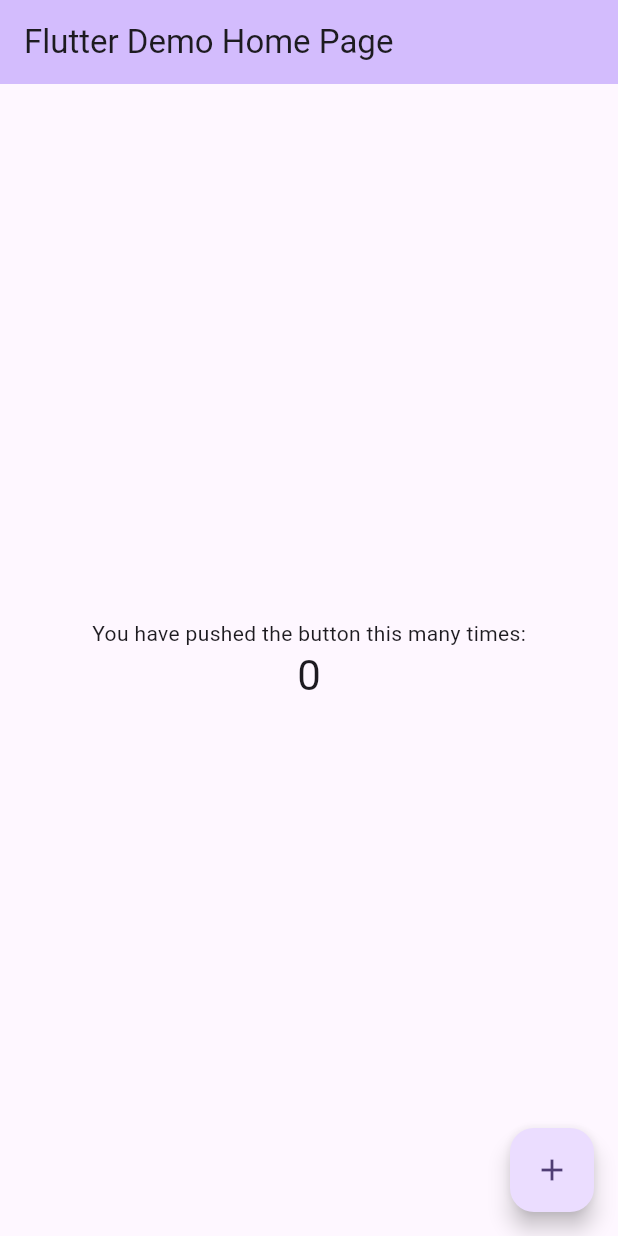
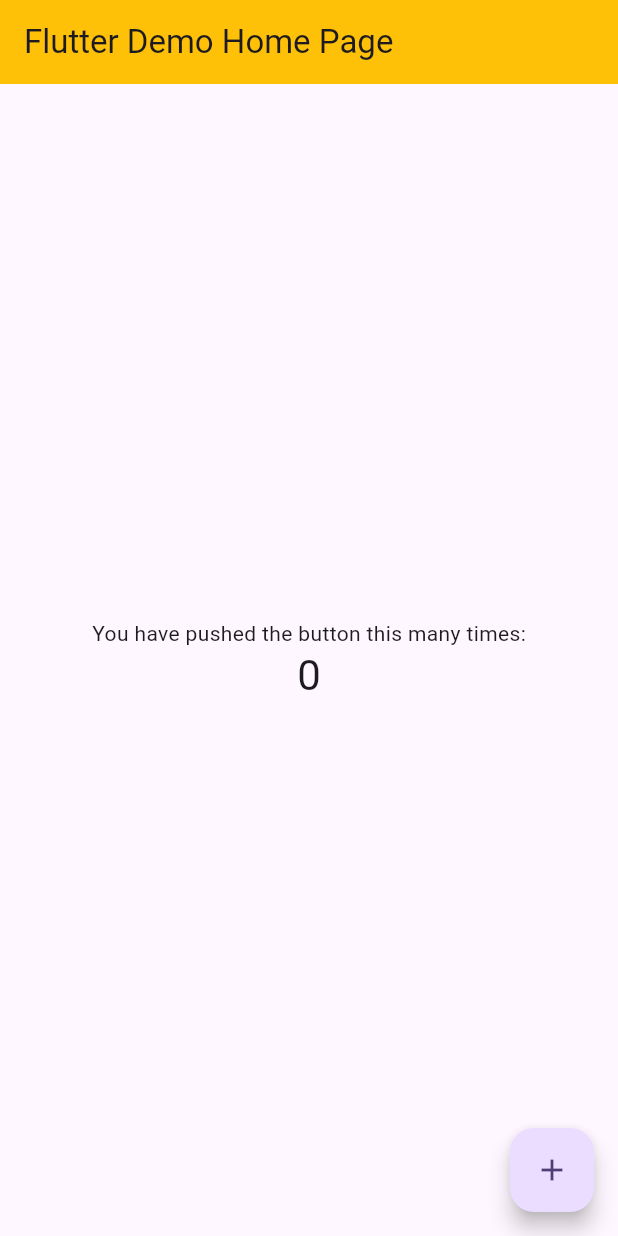
Before and after one commit to R1nneC0de/digital_pet_app, a Flutter app: the screen it shows after launch, on a phone screen of 412 x 824 dp. Run offline on Flutter 3.47's test engine with Material 3 defaults, Android fonts, the phone set to English and light mode, and no system bars.

Commit message:
AppBar color has been changed to amber

```diff
--- a/lib/main.dart
+++ b/lib/main.dart
@@ -7,27 +7,11 @@ void main() {
 class MyApp extends StatelessWidget {
   const MyApp({super.key});
 
-  // This widget is the root of your application.
   @override
   Widget build(BuildContext context) {
     return MaterialApp(
       title: 'Flutter Demo',
       theme: ThemeData(
-        // This is the theme of your application.
-        //
-        // TRY THIS: Try running your application with "flutter run". You'll see
-        // the application has a purple toolbar. Then, without quitting the app,
-        // try changing the seedColor in the colorScheme below to Colors.green
-        // and then invoke "hot reload" (save your changes or press the "hot
-        // reload" button in a Flutter-supported IDE, or press "r" if you used
-        // the command line to start the app).
-        //
-        // Notice that the counter didn't reset back to zero; the application
-        // state is not lost during the reload. To reset the state, use hot
-        // restart instead.
-        //
-        // This works for code too, not just values: Most code changes can be
-        // tested with just a hot reload.
         colorScheme: ColorScheme.fromSeed(seedColor: Colors.deepPurple),
         useMaterial3: true,
       ),
@@ -38,15 +22,6 @@ class MyApp extends StatelessWidget {
 
 class MyHomePage extends StatefulWidget {
   const MyHomePage({super.key, required this.title});
-
-  // This widget is the home page of your application. It is stateful, meaning
-  // that it has a State object (defined below) that contains fields that affect
-  // how it looks.
-
-  // This class is the configuration for the state. It holds the values (in this
-  // case the title) provided by the parent (in this case the App widget) and
-  // used by the build method of the State. Fields in a Widget subclass are
-  // always marked "final".
 
   final String title;
 
@@ -59,51 +34,20 @@ class _MyHomePageState extends State<MyHomePage> {
 
   void _incrementCounter() {
     setState(() {
-      // This call to setState tells the Flutter framework that something has
-      // changed in this State, which causes it to rerun the build method below
-      // so that the display can reflect the updated values. If we changed
-      // _counter without calling setState(), then the build method would not be
-      // called again, and so nothing would appear to happen.
       _counter++;
     });
   }
 
   @override
   Widget build(BuildContext context) {
-    // This method is rerun every time setState is called, for instance as done
-    // by the _incrementCounter method above.
-    //
-    // The Flutter framework has been optimized to make rerunning build methods
-    // fast, so that you can just rebuild anything that needs updating rather
-    // than having to individually change instances of widgets.
     return Scaffold(
       appBar: AppBar(
-        // TRY THIS: Try changing the color here to a specific color (to
-        // Colors.amber, perhaps?) and trigger a hot reload to see the AppBar
-        // change color while the other colors stay the same.
-        backgroundColor: Theme.of(context).colorScheme.inversePrimary,
-        // Here we take the value from the MyHomePage object that was created by
-        // the App.build method, and use it to set our appbar title.
+        backgroundColor: Colors.amber,
         title: Text(widget.title),
       ),
       body: Center(
-        // Center is a layout widget. It takes a single child and positions it
-        // in the middle of the parent.
         child: Column(
-          // Column is also a layout widget. It takes a list of children and
-          // arranges them vertically. By default, it sizes itself to fit its
-          // children horizontally, and tries to be as tall as its parent.
-          //
-          // Column has various properties to control how it sizes itself and
-          // how it positions its children. Here we use mainAxisAlignment to
-          // center the children vertically; the main axis here is the vertical
-          // axis because Columns are vertical (the cross axis would be
-          // horizontal).
-          //
-          // TRY THIS: Invoke "debug painting" (choose the "Toggle Debug Paint"
-          // action in the IDE, or press "p" in the console), to see the
-          // wireframe for each widget.
-          mainAxisAlignment: MainAxisAlignment.center,
+          mainAxisAlignment: MainAxisAlignment.center,  // Moved mainAxisAlignment inside the Column widget
           children: <Widget>[
             const Text(
               'You have pushed the button this many times:',
@@ -119,7 +63,7 @@ class _MyHomePageState extends State<MyHomePage> {
         onPressed: _incrementCounter,
         tooltip: 'Increment',
         child: const Icon(Icons.add),
-      ), // This trailing comma makes auto-formatting nicer for build methods.
+      ),
     );
   }
 }
```
